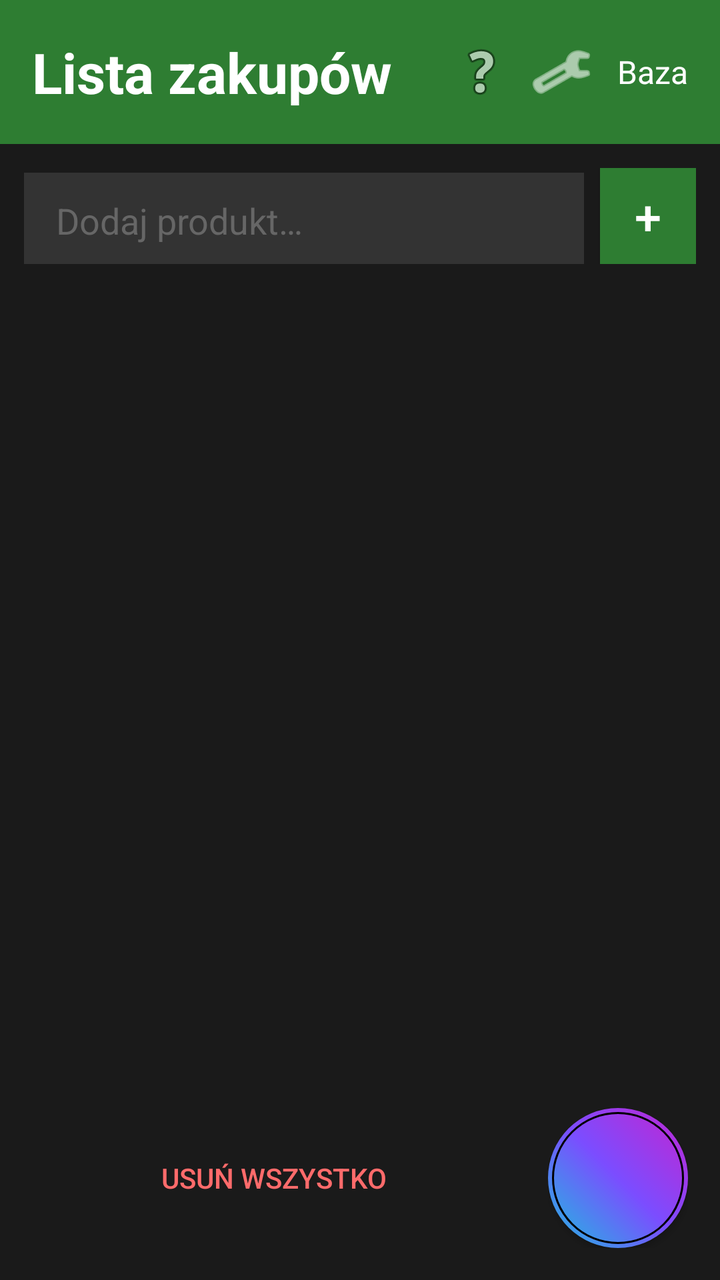
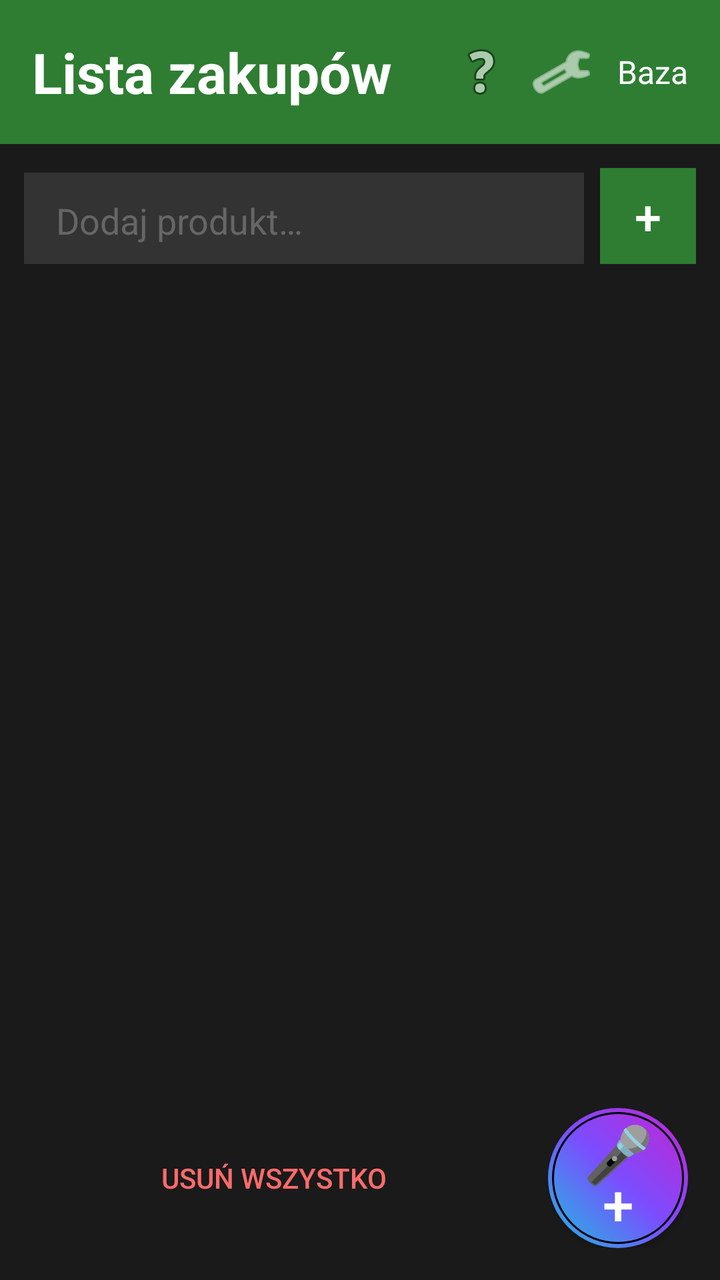

An Android layout rendered at two revisions. The XML below is the earlier revision; the diff shows what the commit changed to produce the second picture.
<!-- AndroidManifest.xml: application theme Theme.MarkaLista -->
<!-- res/layout/activity_main.xml -->
<?xml version="1.0" encoding="utf-8"?>
<LinearLayout xmlns:android="http://schemas.android.com/apk/res/android"
    android:layout_width="match_parent"
    android:layout_height="match_parent"
    android:orientation="vertical"
    android:background="#1a1a1a">

    <LinearLayout
        android:layout_width="match_parent"
        android:layout_height="wrap_content"
        android:orientation="horizontal"
        android:background="#2E7D32"
        android:padding="16dp"
        android:gravity="center_vertical">
        <TextView
            android:id="@+id/title"
            android:layout_width="0dp"
            android:layout_height="wrap_content"
            android:layout_weight="1"
            android:text="@string/title"
            android:textSize="28sp"
            android:textColor="#FFFFFF"
            android:textStyle="bold" />
        <ImageButton
            android:id="@+id/helpButton"
            android:layout_width="40dp"
            android:layout_height="40dp"
            android:src="@android:drawable/ic_menu_help"
            android:background="?attr/selectableItemBackground"
            android:contentDescription="@string/help" />
        <ImageButton
            android:id="@+id/settingsButton"
            android:layout_width="40dp"
            android:layout_height="40dp"
            android:src="@android:drawable/ic_menu_manage"
            android:background="?attr/selectableItemBackground"
            android:contentDescription="@string/settings"
            android:tint="#FFFFFF" />
        <TextView
            android:id="@+id/bazaButton"
            android:layout_width="wrap_content"
            android:layout_height="wrap_content"
            android:text="@string/base"
            android:textColor="#FFFFFF"
            android:textSize="16sp"
            android:paddingStart="8dp" />
    </LinearLayout>

    <LinearLayout
        android:layout_width="match_parent"
        android:layout_height="wrap_content"
        android:orientation="horizontal"
        android:padding="12dp"
        android:background="#1a1a1a">
        <EditText
            android:id="@+id/productInput"
            android:layout_width="0dp"
            android:layout_height="48dp"
            android:layout_weight="1"
            android:hint="@string/add_product_hint"
            android:textColor="#FFFFFF"
            android:textColorHint="#666666"
            android:background="#333333"
            android:paddingStart="16dp"
            android:paddingEnd="16dp"
            android:layout_marginEnd="8dp"
            android:inputType="text" />
        <Button
            android:id="@+id/addButton"
            android:layout_width="48dp"
            android:layout_height="48dp"
            android:text="+"
            android:textSize="24sp"
            android:background="#2E7D32"
            android:textColor="#FFFFFF" />
    </LinearLayout>

    <FrameLayout
        android:layout_width="match_parent"
        android:layout_height="0dp"
        android:layout_weight="1">

        <androidx.recyclerview.widget.RecyclerView
            android:id="@+id/productList"
            android:layout_width="match_parent"
            android:layout_height="match_parent"
            android:padding="12dp"
            android:background="#00000000"
            android:nestedScrollingEnabled="false"
            android:scrollbars="none" />

        <LinearLayout
            android:id="@+id/emptyStateContainer"
            android:layout_width="match_parent"
            android:layout_height="match_parent"
            android:orientation="vertical"
            android:gravity="center"
            android:padding="16dp"
            android:visibility="gone">
            <TextView
                android:id="@+id/cartEmoji"
                android:layout_width="wrap_content"
                android:layout_height="wrap_content"
                android:text="🛒"
                android:textSize="120sp"
                android:layout_marginBottom="16dp" />
            <TextView
                android:layout_width="wrap_content"
                android:layout_height="wrap_content"
                android:text="@string/empty_list"
                android:textColor="#FFFFFF"
                android:textSize="24sp"
                android:textStyle="bold" />
            <TextView
                android:layout_width="wrap_content"
                android:layout_height="wrap_content"
                android:text="@string/empty_message"
                android:textColor="#999999"
                android:textSize="16sp"
                android:layout_marginTop="16dp"
                android:gravity="center" />
        </LinearLayout>
    </FrameLayout>

    <LinearLayout
        android:layout_width="match_parent"
        android:layout_height="wrap_content"
        android:orientation="horizontal"
        android:gravity="center_vertical"
        android:padding="16dp"
        android:paddingBottom="32dp"
        android:background="#1a1a1a">

        <Button
            android:id="@+id/deleteAllButton"
            android:layout_width="0dp"
            android:layout_height="48dp"
            android:layout_weight="1"
            android:text="Usuń wszystko"
            android:textColor="#FF6B6B"
            android:textSize="14sp"
            android:background="?attr/selectableItemBackground"
            android:layout_marginEnd="16dp" />

        <FrameLayout
            android:layout_width="70dp"
            android:layout_height="70dp">

            <Button
                android:id="@+id/micButton"
                android:layout_width="70dp"
                android:layout_height="70dp"
                android:text=""
                android:background="@drawable/mic_button_new"
                android:contentDescription="@string/help" />

            
            <TextView
                android:layout_width="wrap_content"
                android:layout_height="wrap_content"
                android:text="🎤"
                android:textSize="36sp"
                android:layout_gravity="center"
                android:textColor="#FFFFFF" />

            
            <TextView
                android:layout_width="wrap_content"
                android:layout_height="wrap_content"
                android:text="+"
                android:textSize="20sp"
                android:textStyle="bold"
                android:layout_gravity="bottom|right"
                android:layout_marginRight="8dp"
                android:layout_marginBottom="8dp"
                android:textColor="#FFFFFF" />
        </FrameLayout>
    </LinearLayout>
</LinearLayout>
<!-- resources referenced by this layout -->
<resources>
  <!-- drawable mic_button_new (drawable) -->
  <?xml version="1.0" encoding="utf-8"?>
  <layer-list xmlns:android="http://schemas.android.com/apk/res/android">
      
      <item>
          <shape android:shape="oval">
              <gradient
                  android:type="linear"
                  android:angle="45"
                  android:startColor="#22b8e0"
                  android:centerColor="#7b4dff"
                  android:endColor="#c026d3" />
          </shape>
      </item>
  
      
      <item android:bottom="2dp" android:left="2dp" android:right="2dp" android:top="2dp">
          <shape android:shape="oval">
              <gradient
                  android:type="linear"
                  android:angle="45"
                  android:startColor="#22b8e0"
                  android:centerColor="#7b4dff"
                  android:endColor="#c026d3" />
              <stroke android:width="1dp" android:color="#000000" android:dashWidth="0dp" />
          </shape>
      </item>
  </layer-list>
  <string name="add_product_hint">Dodaj produkt…</string>
  <string name="base">Baza</string>
  <string name="empty_list">Lista jest pusta</string>
  <string name="empty_message">Przytrzymaj mikrofon i powiedz, co kupić, albo wpisz u góry.</string>
  <string name="help">Pomoc</string>
  <string name="settings">Ustawienia</string>
  <string name="title">Lista zakupów</string>
  <style name="Theme.MarkaLista" parent="Theme.AppCompat.NoActionBar">
          <item name="colorPrimary">@color/black</item>
          <item name="colorPrimaryDark">@color/black</item>
          <item name="colorAccent">@color/red</item>
      </style>
  <color name="black">#1a1a1a</color>
  <color name="red">#FF0000</color>
</resources>

<!-- the commit's change to res/layout/activity_main.xml (unified diff, before → after) -->
@@ -142,38 +142,16 @@
             android:background="?attr/selectableItemBackground"
             android:layout_marginEnd="16dp" />
 
-        <FrameLayout
+        <Button
+            android:id="@+id/micButton"
             android:layout_width="70dp"
-            android:layout_height="70dp">
-
-            <Button
-                android:id="@+id/micButton"
-                android:layout_width="70dp"
-                android:layout_height="70dp"
-                android:text=""
-                android:background="@drawable/mic_button_new"
-                android:contentDescription="@string/help" />
-
-            
-            <TextView
-                android:layout_width="wrap_content"
-                android:layout_height="wrap_content"
-                android:text="🎤"
-                android:textSize="36sp"
-                android:layout_gravity="center"
-                android:textColor="#FFFFFF" />
-
-            
-            <TextView
-                android:layout_width="wrap_content"
-                android:layout_height="wrap_content"
-                android:text="+"
-                android:textSize="20sp"
-                android:textStyle="bold"
-                android:layout_gravity="bottom|right"
-                android:layout_marginRight="8dp"
-                android:layout_marginBottom="8dp"
-                android:textColor="#FFFFFF" />
-        </FrameLayout>
+            android:layout_height="70dp"
+            android:text="🎤\n+"
+            android:textSize="28sp"
+            android:lineSpacingExtra="-8sp"
+            android:gravity="center"
+            android:background="@drawable/mic_button_new"
+            android:textColor="#FFFFFF"
+            android:contentDescription="@string/help" />
     </LinearLayout>
 </LinearLayout>
